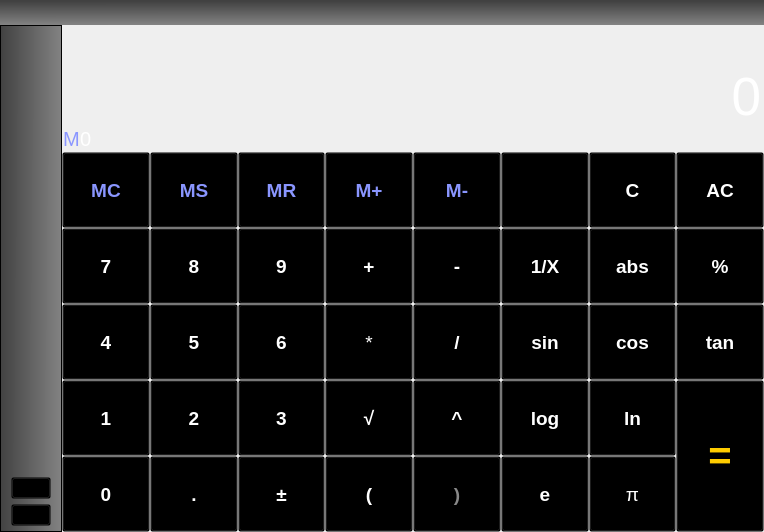
jirvoz/ivscd, file src/mainwindow.ui: the form before one commit.
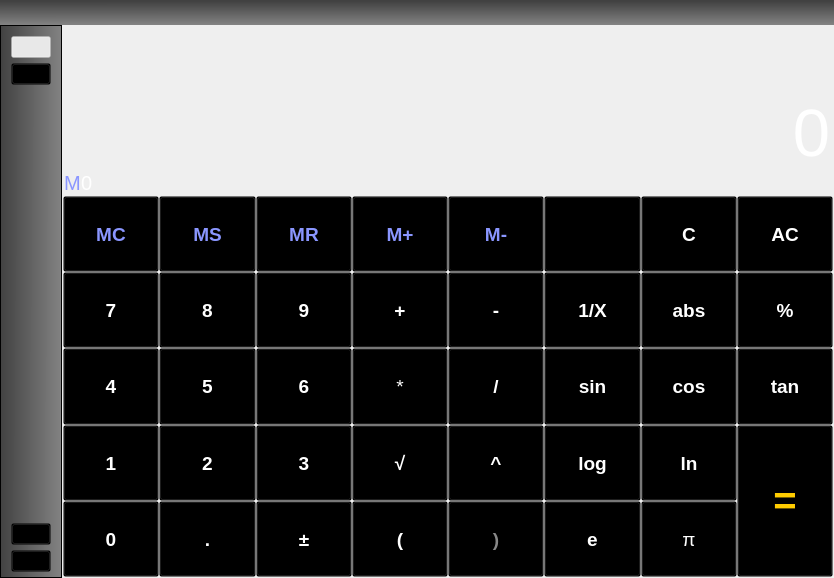
The form after the commit. Icons and pictures are not drawn.

The edit to the form file:
```diff
--- a/src/mainwindow.ui
+++ b/src/mainwindow.ui
@@ -6,8 +6,8 @@
    <rect>
     <x>0</x>
     <y>0</y>
-    <width>764</width>
-    <height>532</height>
+    <width>834</width>
+    <height>578</height>
    </rect>
   </property>
   <property name="sizePolicy">
@@ -27,7 +27,7 @@
    <property name="styleSheet">
     <string notr="true">background-color: rgba(0,0,0,0);</string>
    </property>
-   <layout class="QGridLayout" name="gridLayout_2" rowstretch="0,1,3" columnstretch="0,1" rowminimumheight="25,0,0" columnminimumwidth="0,0">
+   <layout class="QGridLayout" name="gridLayout_2" rowstretch="0,1,3,0" columnstretch="0,0,0" rowminimumheight="25,0,0,0">
     <property name="leftMargin">
      <number>0</number>
     </property>
@@ -43,7 +43,282 @@
     <property name="spacing">
      <number>0</number>
     </property>
-    <item row="1" column="1">
+    <item row="0" column="0" colspan="3">
+     <widget class="QFrame" name="topBar">
+      <property name="styleSheet">
+       <string notr="true">background-color: qlineargradient(spread:pad, x1:0.483, y1:0.0393636, x2:0.488, y2:0.999909, stop:0 rgba(65, 65, 65, 255), stop:1 rgba(131, 131, 131, 255));</string>
+      </property>
+      <property name="frameShape">
+       <enum>QFrame::NoFrame</enum>
+      </property>
+      <property name="frameShadow">
+       <enum>QFrame::Plain</enum>
+      </property>
+      <property name="lineWidth">
+       <number>1</number>
+      </property>
+      <zorder>displayFrame</zorder>
+     </widget>
+    </item>
+    <item row="1" column="0" rowspan="2" alignment="Qt::AlignHCenter">
+     <widget class="QFrame" name="leftMenu">
+      <property name="sizePolicy">
+       <sizepolicy hsizetype="Minimum" vsizetype="Expanding">
+        <horstretch>0</horstretch>
+        <verstretch>0</verstretch>
+       </sizepolicy>
+      </property>
+      <property name="layoutDirection">
+       <enum>Qt::LeftToRight</enum>
+      </property>
+      <property name="styleSheet">
+       <string notr="true">QFrame{ background-color:  qlineargradient(spread:pad, x1:0, y1:0.528, x2:1, y2:0.534, stop:0 rgba(65, 65, 65, 255), stop:1 rgba(131, 131, 131, 255)); }
+
+
+QPushButton { background-color: rgba(0, 0, 0, 0); }
+QPushButton:pressed { background-color: rgba(255, 255, 255, 75);  }
+QPushButton:hover:!pressed { border: 1px solid rgb(238, 152, 45); background-color: rgba(238, 152, 45, 75); }
+QPushButton:checked { background-color: rgba(255,255,255,100); }</string>
+      </property>
+      <property name="frameShape">
+       <enum>QFrame::Box</enum>
+      </property>
+      <property name="frameShadow">
+       <enum>QFrame::Plain</enum>
+      </property>
+      <property name="lineWidth">
+       <number>1</number>
+      </property>
+      <layout class="QVBoxLayout" name="verticalLayout" stretch="0,0,1,0,0">
+       <property name="spacing">
+        <number>5</number>
+       </property>
+       <property name="leftMargin">
+        <number>10</number>
+       </property>
+       <property name="topMargin">
+        <number>10</number>
+       </property>
+       <property name="rightMargin">
+        <number>10</number>
+       </property>
+       <property name="bottomMargin">
+        <number>5</number>
+       </property>
+       <item>
+        <widget class="QPushButton" name="bBasic">
+         <property name="focusPolicy">
+          <enum>Qt::NoFocus</enum>
+         </property>
+         <property name="toolTip">
+          <string>Basic Input</string>
+         </property>
+         <property name="whatsThis">
+          <string/>
+         </property>
+         <property name="text">
+          <string/>
+         </property>
+         <property name="icon">
+          <iconset resource="resources.qrc">
+           <normaloff>:/img/img/basic.png</normaloff>:/img/img/basic.png</iconset>
+         </property>
+         <property name="iconSize">
+          <size>
+           <width>40</width>
+           <height>40</height>
+          </size>
+         </property>
+         <property name="checkable">
+          <bool>true</bool>
+         </property>
+         <property name="checked">
+          <bool>true</bool>
+         </property>
+        </widget>
+       </item>
+       <item>
+        <widget class="QPushButton" name="bText">
+         <property name="focusPolicy">
+          <enum>Qt::NoFocus</enum>
+         </property>
+         <property name="toolTip">
+          <string>Text Input</string>
+         </property>
+         <property name="text">
+          <string/>
+         </property>
+         <property name="icon">
+          <iconset resource="resources.qrc">
+           <normaloff>:/img/img/text.png</normaloff>:/img/img/text.png</iconset>
+         </property>
+         <property name="iconSize">
+          <size>
+           <width>40</width>
+           <height>40</height>
+          </size>
+         </property>
+         <property name="checkable">
+          <bool>true</bool>
+         </property>
+        </widget>
+       </item>
+       <item>
+        <spacer name="verticalSpacer">
+         <property name="font">
+          <font>
+           <family>Ubuntu</family>
+          </font>
+         </property>
+         <property name="orientation">
+          <enum>Qt::Vertical</enum>
+         </property>
+         <property name="sizeHint" stdset="0">
+          <size>
+           <width>20</width>
+           <height>40</height>
+          </size>
+         </property>
+        </spacer>
+       </item>
+       <item>
+        <widget class="QPushButton" name="bAbout">
+         <property name="sizePolicy">
+          <sizepolicy hsizetype="Fixed" vsizetype="Minimum">
+           <horstretch>0</horstretch>
+           <verstretch>0</verstretch>
+          </sizepolicy>
+         </property>
+         <property name="focusPolicy">
+          <enum>Qt::NoFocus</enum>
+         </property>
+         <property name="toolTip">
+          <string>About</string>
+         </property>
+         <property name="styleSheet">
+          <string notr="true"/>
+         </property>
+         <property name="text">
+          <string/>
+         </property>
+         <property name="icon">
+          <iconset resource="resources.qrc">
+           <normaloff>:/img/img/about.png</normaloff>:/img/img/about.png</iconset>
+         </property>
+         <property name="iconSize">
+          <size>
+           <width>40</width>
+           <height>40</height>
+          </size>
+         </property>
+         <property name="flat">
+          <bool>false</bool>
+         </property>
+        </widget>
+       </item>
+       <item>
+        <widget class="QPushButton" name="bExit">
+         <property name="sizePolicy">
+          <sizepolicy hsizetype="Fixed" vsizetype="Minimum">
+           <horstretch>0</horstretch>
+           <verstretch>0</verstretch>
+          </sizepolicy>
+         </property>
+         <property name="focusPolicy">
+          <enum>Qt::NoFocus</enum>
+         </property>
+         <property name="toolTip">
+          <string>Quit the Application</string>
+         </property>
+         <property name="autoFillBackground">
+          <bool>false</bool>
+         </property>
+         <property name="styleSheet">
+          <string notr="true"/>
+         </property>
+         <property name="text">
+          <string/>
+         </property>
+         <property name="icon">
+          <iconset resource="resources.qrc">
+           <normaloff>:/img/img/quit.png</normaloff>:/img/img/quit.png</iconset>
+         </property>
+         <property name="iconSize">
+          <size>
+           <width>40</width>
+           <height>40</height>
+          </size>
+         </property>
+         <property name="flat">
+          <bool>false</bool>
+         </property>
+        </widget>
+       </item>
+      </layout>
+     </widget>
+    </item>
+    <item row="1" column="1" rowspan="2">
+     <widget class="QStackedWidget" name="stackedWidget">
+      <property name="sizePolicy">
+       <sizepolicy hsizetype="Expanding" vsizetype="Expanding">
+        <horstretch>0</horstretch>
+        <verstretch>0</verstretch>
+       </sizepolicy>
+      </property>
+      <property name="lineWidth">
+       <number>0</number>
+      </property>
+      <property name="currentIndex">
+       <number>0</number>
+      </property>
+      <widget class="QWidget" name="basicPage">
+       <layout class="QVBoxLayout" name="verticalLayout_3" stretch="0">
+        <property name="spacing">
+         <number>0</number>
+        </property>
+        <property name="leftMargin">
+         <number>0</number>
+        </property>
+        <property name="topMargin">
+         <number>0</number>
+        </property>
+        <property name="rightMargin">
+         <number>0</number>
+        </property>
+        <property name="bottomMargin">
+         <number>0</number>
+        </property>
+        <item>
+         <widget class="QFrame" name="basicWidgetsFrame">
+          <property name="sizePolicy">
+           <sizepolicy hsizetype="Expanding" vsizetype="MinimumExpanding">
+            <horstretch>0</horstretch>
+            <verstretch>0</verstretch>
+           </sizepolicy>
+          </property>
+          <property name="frameShape">
+           <enum>QFrame::StyledPanel</enum>
+          </property>
+          <property name="frameShadow">
+           <enum>QFrame::Raised</enum>
+          </property>
+          <layout class="QVBoxLayout" name="verticalLayout_2" stretch="1,3">
+           <property name="spacing">
+            <number>0</number>
+           </property>
+           <property name="leftMargin">
+            <number>0</number>
+           </property>
+           <property name="topMargin">
+            <number>0</number>
+           </property>
+           <property name="rightMargin">
+            <number>0</number>
+           </property>
+           <property name="bottomMargin">
+            <number>0</number>
+           </property>
+           <item>
      <widget class="QFrame" name="displayFrame">
       <property name="styleSheet">
        <string notr="true">color: white;
@@ -55,7 +330,10 @@
       <property name="frameShadow">
        <enum>QFrame::Raised</enum>
       </property>
-      <layout class="QGridLayout" name="gridLayout_3" rowstretch="1,0,0,0" columnstretch="0,0,0">
+             <layout class="QGridLayout" name="gridLayout_3" rowstretch="1,3,0" columnstretch="0,0,1">
+              <property name="sizeConstraint">
+               <enum>QLayout::SetMaximumSize</enum>
+              </property>
        <property name="leftMargin">
         <number>0</number>
        </property>
@@ -71,28 +349,72 @@
        <property name="spacing">
         <number>0</number>
        </property>
-       <item row="3" column="1">
-        <widget class="QLabel" name="memLabel">
+              <item row="0" column="0" colspan="3">
+               <widget class="QScrollArea" name="scrollArea">
          <property name="sizePolicy">
-          <sizepolicy hsizetype="Minimum" vsizetype="MinimumExpanding">
+                 <sizepolicy hsizetype="Expanding" vsizetype="MinimumExpanding">
            <horstretch>0</horstretch>
            <verstretch>0</verstretch>
           </sizepolicy>
          </property>
-         <property name="font">
-          <font>
-           <family>Ubuntu</family>
-           <pointsize>15</pointsize>
-          </font>
-         </property>
-         <property name="text">
-          <string>0</string>
-         </property>
-        </widget>
-       </item>
-       <item row="3" column="2">
-        <widget class="QLabel" name="infoLabel">
+                <property name="layoutDirection">
+                 <enum>Qt::LeftToRight</enum>
+                </property>
+                <property name="frameShape">
+                 <enum>QFrame::NoFrame</enum>
+                </property>
+                <property name="frameShadow">
+                 <enum>QFrame::Plain</enum>
+                </property>
+                <property name="lineWidth">
+                 <number>0</number>
+                </property>
+                <property name="verticalScrollBarPolicy">
+                 <enum>Qt::ScrollBarAlwaysOff</enum>
+                </property>
+                <property name="sizeAdjustPolicy">
+                 <enum>QAbstractScrollArea::AdjustToContents</enum>
+                </property>
+                <property name="widgetResizable">
+                 <bool>true</bool>
+                </property>
+                <property name="alignment">
+                 <set>Qt::AlignRight|Qt::AlignTrailing|Qt::AlignVCenter</set>
+                </property>
+                <widget class="QWidget" name="scrollAreaWidgetContents_2">
+                 <property name="geometry">
+                  <rect>
+                   <x>0</x>
+                   <y>0</y>
+                   <width>746</width>
+                   <height>76</height>
+                  </rect>
+                 </property>
          <property name="sizePolicy">
+                  <sizepolicy hsizetype="Preferred" vsizetype="MinimumExpanding">
+                   <horstretch>0</horstretch>
+                   <verstretch>0</verstretch>
+                  </sizepolicy>
+                 </property>
+                 <layout class="QVBoxLayout" name="verticalLayout_5">
+                  <property name="spacing">
+                   <number>0</number>
+                  </property>
+                  <property name="leftMargin">
+                   <number>0</number>
+                  </property>
+                  <property name="topMargin">
+                   <number>0</number>
+                  </property>
+                  <property name="rightMargin">
+                   <number>0</number>
+                  </property>
+                  <property name="bottomMargin">
+                   <number>0</number>
+                  </property>
+                  <item>
+                   <widget class="QLabel" name="inputLabel">
+                    <property name="sizePolicy">
           <sizepolicy hsizetype="Expanding" vsizetype="MinimumExpanding">
            <horstretch>0</horstretch>
            <verstretch>0</verstretch>
@@ -101,7 +423,7 @@
          <property name="font">
           <font>
            <family>Ubuntu</family>
-           <pointsize>15</pointsize>
+                      <pointsize>20</pointsize>
           </font>
          </property>
          <property name="text">
@@ -110,21 +432,13 @@
          <property name="alignment">
           <set>Qt::AlignRight|Qt::AlignTrailing|Qt::AlignVCenter</set>
          </property>
-        </widget>
-       </item>
-       <item row="3" column="0">
-        <widget class="QLabel" name="label">
-         <property name="font">
-          <font>
-           <pointsize>15</pointsize>
-          </font>
-         </property>
-         <property name="styleSheet">
-          <string notr="true">color: rgb(138, 150, 255);</string>
-         </property>
-         <property name="text">
-          <string>M</string>
-         </property>
+                    <property name="indent">
+                     <number>5</number>
+                    </property>
+                   </widget>
+                  </item>
+                 </layout>
+                </widget>
         </widget>
        </item>
        <item row="1" column="0" colspan="3">
@@ -132,7 +446,7 @@
          <property name="font">
           <font>
            <family>Ubuntu</family>
-           <pointsize>40</pointsize>
+                  <pointsize>50</pointsize>
           </font>
          </property>
          <property name="text">
@@ -146,8 +460,42 @@
          </property>
         </widget>
        </item>
-       <item row="0" column="0" colspan="3">
-        <widget class="QLabel" name="inputLabel">
+              <item row="2" column="0">
+               <widget class="QLabel" name="label">
+                <property name="font">
+                 <font>
+                  <pointsize>15</pointsize>
+                 </font>
+                </property>
+                <property name="styleSheet">
+                 <string notr="true">color: rgb(138, 150, 255);</string>
+                </property>
+                <property name="text">
+                 <string>M</string>
+                </property>
+               </widget>
+              </item>
+              <item row="2" column="1">
+               <widget class="QLabel" name="memLabel">
+                <property name="sizePolicy">
+                 <sizepolicy hsizetype="Minimum" vsizetype="MinimumExpanding">
+                  <horstretch>0</horstretch>
+                  <verstretch>0</verstretch>
+                 </sizepolicy>
+                </property>
+                <property name="font">
+                 <font>
+                  <family>Ubuntu</family>
+                  <pointsize>15</pointsize>
+                 </font>
+                </property>
+                <property name="text">
+                 <string>0</string>
+                </property>
+               </widget>
+              </item>
+              <item row="2" column="2">
+               <widget class="QLabel" name="infoLabel">
          <property name="sizePolicy">
           <sizepolicy hsizetype="Expanding" vsizetype="MinimumExpanding">
            <horstretch>0</horstretch>
@@ -157,7 +505,7 @@
          <property name="font">
           <font>
            <family>Ubuntu</family>
-           <pointsize>20</pointsize>
+                  <pointsize>15</pointsize>
           </font>
          </property>
          <property name="text">
@@ -166,15 +514,12 @@
          <property name="alignment">
           <set>Qt::AlignRight|Qt::AlignTrailing|Qt::AlignVCenter</set>
          </property>
-         <property name="indent">
-          <number>5</number>
-         </property>
         </widget>
        </item>
       </layout>
      </widget>
     </item>
-    <item row="2" column="1">
+           <item>
      <widget class="QFrame" name="bFrame">
       <property name="sizePolicy">
        <sizepolicy hsizetype="Expanding" vsizetype="Expanding">
@@ -303,33 +648,6 @@
          </property>
         </widget>
        </item>
-       <item row="1" column="3">
-        <widget class="QPushButton" name="bAdd">
-         <property name="sizePolicy">
-          <sizepolicy hsizetype="Expanding" vsizetype="Expanding">
-           <horstretch>1</horstretch>
-           <verstretch>1</verstretch>
-          </sizepolicy>
-         </property>
-         <property name="font">
-          <font>
-           <family>Ubuntu</family>
-           <pointsize>14</pointsize>
-           <weight>75</weight>
-           <italic>false</italic>
-           <bold>true</bold>
-           <underline>false</underline>
-           <strikeout>false</strikeout>
-          </font>
-         </property>
-         <property name="focusPolicy">
-          <enum>Qt::NoFocus</enum>
-         </property>
-         <property name="text">
-          <string>+</string>
-         </property>
-        </widget>
-       </item>
        <item row="4" column="0">
         <widget class="QPushButton" name="b0">
          <property name="sizePolicy">
@@ -1324,161 +1642,121 @@
          </property>
         </widget>
        </item>
-      </layout>
-     </widget>
-    </item>
-    <item row="1" column="0" rowspan="2" alignment="Qt::AlignHCenter">
-     <widget class="QFrame" name="leftMenu">
+              <item row="1" column="3">
+               <widget class="QPushButton" name="bAdd">
       <property name="sizePolicy">
-       <sizepolicy hsizetype="Minimum" vsizetype="Expanding">
-        <horstretch>0</horstretch>
-        <verstretch>0</verstretch>
-       </sizepolicy>
-      </property>
-      <property name="layoutDirection">
-       <enum>Qt::LeftToRight</enum>
-      </property>
-      <property name="styleSheet">
-       <string notr="true">QFrame{ background-color:  qlineargradient(spread:pad, x1:0, y1:0.528, x2:1, y2:0.534, stop:0 rgba(65, 65, 65, 255), stop:1 rgba(131, 131, 131, 255)); }
-
-
-QPushButton { background-color: rgba(0, 0, 0, 0); }
-QPushButton:pressed { background-color: rgba(255, 255, 255, 75);  }
-QPushButton:hover:!pressed { border: 1px solid rgb(238, 152, 45); background-color: rgba(238, 152, 45, 75); }</string>
-      </property>
-      <property name="frameShape">
-       <enum>QFrame::Box</enum>
-      </property>
-      <property name="frameShadow">
-       <enum>QFrame::Plain</enum>
-      </property>
-      <property name="lineWidth">
-       <number>1</number>
-      </property>
-      <layout class="QVBoxLayout" name="verticalLayout" stretch="1,0,0">
-       <property name="spacing">
-        <number>5</number>
-       </property>
-       <property name="leftMargin">
-        <number>10</number>
-       </property>
-       <property name="topMargin">
-        <number>0</number>
-       </property>
-       <property name="rightMargin">
-        <number>10</number>
-       </property>
-       <property name="bottomMargin">
-        <number>5</number>
-       </property>
-       <item>
-        <spacer name="verticalSpacer">
+                 <sizepolicy hsizetype="Expanding" vsizetype="Expanding">
+                  <horstretch>1</horstretch>
+                  <verstretch>1</verstretch>
+                 </sizepolicy>
+                </property>
          <property name="font">
           <font>
            <family>Ubuntu</family>
-          </font>
-         </property>
-         <property name="orientation">
-          <enum>Qt::Vertical</enum>
-         </property>
-         <property name="sizeHint" stdset="0">
-          <size>
-           <width>20</width>
-           <height>40</height>
-          </size>
-         </property>
-        </spacer>
-       </item>
-       <item>
-        <widget class="QPushButton" name="bAbout">
-         <property name="sizePolicy">
-          <sizepolicy hsizetype="Fixed" vsizetype="Minimum">
-           <horstretch>0</horstretch>
-           <verstretch>0</verstretch>
-          </sizepolicy>
-         </property>
+                  <pointsize>14</pointsize>
+                  <weight>75</weight>
+                  <italic>false</italic>
+                  <bold>true</bold>
+                  <underline>false</underline>
+                  <strikeout>false</strikeout>
+                 </font>
+                </property>
          <property name="focusPolicy">
           <enum>Qt::NoFocus</enum>
          </property>
-         <property name="toolTip">
-          <string>About</string>
-         </property>
-         <property name="styleSheet">
-          <string notr="true"/>
-         </property>
          <property name="text">
-          <string/>
-         </property>
-         <property name="icon">
-          <iconset resource="resources.qrc">
-           <normaloff>:/img/img/about.png</normaloff>:/img/img/about.png</iconset>
-         </property>
-         <property name="iconSize">
-          <size>
-           <width>40</width>
-           <height>40</height>
-          </size>
-         </property>
-         <property name="flat">
-          <bool>false</bool>
-         </property>
-        </widget>
-       </item>
-       <item>
-        <widget class="QPushButton" name="bExit">
-         <property name="sizePolicy">
-          <sizepolicy hsizetype="Fixed" vsizetype="Minimum">
-           <horstretch>0</horstretch>
-           <verstretch>0</verstretch>
-          </sizepolicy>
-         </property>
-         <property name="focusPolicy">
-          <enum>Qt::NoFocus</enum>
-         </property>
-         <property name="toolTip">
-          <string>Quit the Application</string>
-         </property>
-         <property name="autoFillBackground">
-          <bool>false</bool>
-         </property>
-         <property name="styleSheet">
-          <string notr="true"/>
-         </property>
-         <property name="text">
-          <string/>
-         </property>
-         <property name="icon">
-          <iconset resource="resources.qrc">
-           <normaloff>:/img/img/quit.png</normaloff>:/img/img/quit.png</iconset>
-         </property>
-         <property name="iconSize">
-          <size>
-           <width>40</width>
-           <height>40</height>
-          </size>
-         </property>
-         <property name="flat">
-          <bool>false</bool>
-         </property>
+                 <string>+</string>
+                </property>
+               </widget>
+              </item>
+             </layout>
         </widget>
        </item>
       </layout>
      </widget>
     </item>
-    <item row="0" column="0" colspan="2">
-     <widget class="QFrame" name="topBar">
-      <property name="styleSheet">
-       <string notr="true">background-color: qlineargradient(spread:pad, x1:0.483, y1:0.0393636, x2:0.488, y2:0.999909, stop:0 rgba(65, 65, 65, 255), stop:1 rgba(131, 131, 131, 255));</string>
-      </property>
+       </layout>
+       <zorder>bAdd</zorder>
+       <zorder>bFrame</zorder>
+       <zorder>basicWidgetsFrame</zorder>
+      </widget>
+      <widget class="QWidget" name="textInputPage">
+       <layout class="QHBoxLayout" name="horizontalLayout">
+        <property name="spacing">
+         <number>0</number>
+        </property>
+        <property name="leftMargin">
+         <number>0</number>
+        </property>
+        <property name="topMargin">
+         <number>0</number>
+        </property>
+        <property name="rightMargin">
+         <number>0</number>
+        </property>
+        <property name="bottomMargin">
+         <number>0</number>
+        </property>
+        <item>
+         <widget class="QFrame" name="frame">
       <property name="frameShape">
-       <enum>QFrame::NoFrame</enum>
+           <enum>QFrame::StyledPanel</enum>
       </property>
       <property name="frameShadow">
-       <enum>QFrame::Plain</enum>
-      </property>
+           <enum>QFrame::Raised</enum>
+          </property>
+          <layout class="QVBoxLayout" name="verticalLayout_4" stretch="1,0">
+           <property name="spacing">
+            <number>0</number>
+           </property>
+           <property name="leftMargin">
+            <number>0</number>
+           </property>
+           <property name="topMargin">
+            <number>0</number>
+           </property>
+           <property name="rightMargin">
+            <number>0</number>
+           </property>
+           <property name="bottomMargin">
+            <number>0</number>
+           </property>
+           <item>
+            <widget class="QListWidget" name="listWidget">
       <property name="lineWidth">
-       <number>1</number>
-      </property>
+              <number>0</number>
+             </property>
+            </widget>
+           </item>
+           <item>
+            <widget class="QLineEdit" name="lineEdit">
+             <property name="sizePolicy">
+              <sizepolicy hsizetype="Expanding" vsizetype="Minimum">
+               <horstretch>0</horstretch>
+               <verstretch>0</verstretch>
+              </sizepolicy>
+             </property>
+             <property name="font">
+              <font>
+               <pointsize>20</pointsize>
+              </font>
+             </property>
+             <property name="text">
+              <string/>
+             </property>
+             <property name="alignment">
+              <set>Qt::AlignRight|Qt::AlignTrailing|Qt::AlignVCenter</set>
+             </property>
+             <property name="placeholderText">
+              <string/>
+             </property>
+            </widget>
+           </item>
+          </layout>
+         </widget>
+        </item>
+       </layout>
+      </widget>
      </widget>
     </item>
    </layout>
```
Lines whose indentation alone changed are shown as unchanged.
